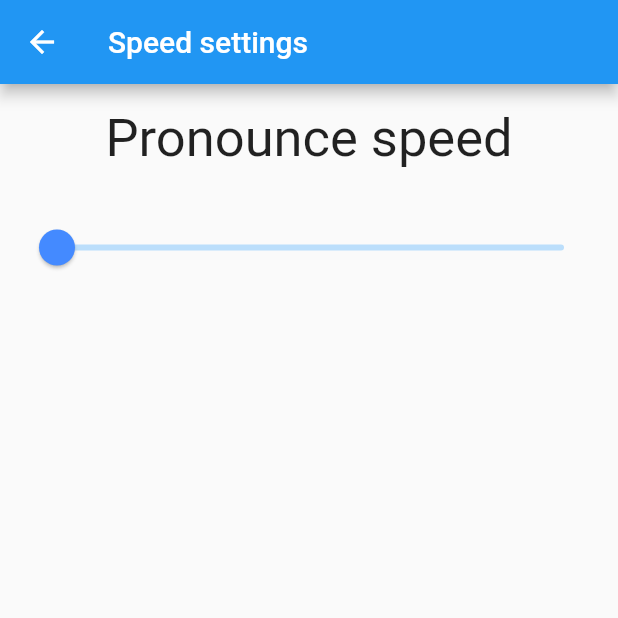
After one commit to KatazzaHack/owl, a Flutter app: the SpeedPage screen opened directly, on a phone screen of 412 x 824 dp, the top half of it. The commit adds this screen. Run offline on Flutter 3.47's test engine with Material 2 defaults, Android fonts, the phone set to English and light mode, and no system bars; our stand-ins replace auto_size_text, flutter_speed_dial, flutter_tts, permission_handler, settings_ui, shared_preferences and 2 more; missing offline and left inert: clipboard_manager, edit_distance, f_logs, flutter_document_picker, soundpool; accounts and stored records are empty.

Commit message:
speed bar

```diff
--- a/lib/const_variables.dart
+++ b/lib/const_variables.dart
@@ -6,6 +6,7 @@ class ConstVariables {
   static String current_dictionary_id = "CurrentDictionaryName";
   static String original_language = "OriginalLanguage";
   static String translate_language = "TranslateLanguage";
+  static String speed_id = "CurrentPronounceSpeed";
 
   static Map<SupportedLanguage, String> supported_locales = {
     SupportedLanguage.English: "en_US",
--- a/lib/settings/setting_model.dart
+++ b/lib/settings/setting_model.dart
@@ -1,12 +1,36 @@
 import 'package:flutter/material.dart';
+import 'package:shared_preferences/shared_preferences.dart';
+import 'package:owl/const_variables.dart';
 
 class SettingsModel extends ChangeNotifier {
 
-  int _speedLimit;
+  int _speedLimit = 1;
   int get speedLimit => _speedLimit;
 
   void setSpeedLimit(int newSpeed) {
     _speedLimit = newSpeed;
+    _updateSpeedInPreferences(newSpeed);
+    notifyListeners();
+  }
+
+  void perhapsInit() async {
+    int iValue = await _getSpeed();
+    _speedLimit = iValue;
     notifyListeners();
   }
 }
+
+void _updateSpeedInPreferences(int newSpeed) async {
+  SharedPreferences prefs = await SharedPreferences.getInstance();
+  prefs.setInt(ConstVariables.speed_id, newSpeed);
+}
+
+Future<int> _getSpeed() async {
+  SharedPreferences prefs = await SharedPreferences.getInstance();
+  if (!prefs.containsKey(ConstVariables.speed_id)) {
+    prefs.setInt(ConstVariables.speed_id, 2);
+    return 2;
+  } else {
+    return prefs.getInt(ConstVariables.speed_id);
+  }
+}
--- a/lib/settings/settings_bar.dart
+++ b/lib/settings/settings_bar.dart
@@ -3,8 +3,9 @@ import 'package:owl/const_variables.dart';
 import 'package:provider/provider.dart';
 import 'package:settings_ui/settings_ui.dart';
 import 'package:owl/settings/setting_model.dart';
-import 'package:owl/log_page.dart';
+import 'package:owl/settings/log_page.dart';
 import 'package:url_launcher/url_launcher.dart';
+import 'package:owl/settings/speed_page.dart';
 
 class SettingsPage extends StatefulWidget {
   SettingsPage({Key key}) : super(key: key);
@@ -14,6 +15,11 @@ class SettingsPage extends StatefulWidget {
 }
 
 class _SettingsPageState extends State<SettingsPage> {
+
+  void _onItemTapped() {
+    Provider.of<SettingsModel>(context, listen: false).perhapsInit();
+  }
+
   @override
   Widget build(BuildContext context) {
     return Consumer<SettingsModel>(
@@ -29,6 +35,16 @@ class _SettingsPageState extends State<SettingsPage> {
                     title: 'Send Feedback',
                     leading: Icon(Icons.feedback),
                     onTap: _launchURL,
+                  ),
+                  SettingsTile(
+                    title: 'Speed',
+                    leading: Icon(Icons.timer),
+                    onTap: () {
+                      _onItemTapped();
+                      Navigator.push(context, MaterialPageRoute(builder: (_) {
+                        return SpeedPage();
+                      }));
+                    },
                   ),
                   SettingsTile(
                     title: 'Logs',
--- /dev/null
+++ b/lib/settings/speed_page.dart
@@ -0,0 +1,77 @@
+import 'package:flutter/material.dart';
+import 'package:owl/settings/setting_model.dart';
+import 'package:provider/provider.dart';
+
+class SpeedPage extends StatefulWidget {
+  @override
+  _SpeedPageState createState() => _SpeedPageState();
+}
+
+class _SpeedPageState extends State<SpeedPage> {
+  void _onItemTapped(int speed) {
+    Provider.of<SettingsModel>(context, listen: false).setSpeedLimit(speed);
+  }
+
+  @override
+  Widget build(BuildContext context) {
+    return Consumer<SettingsModel>(
+      builder: (context, settingsModel, child) {
+        assert(settingsModel != null);
+        double _speed = settingsModel.speedLimit + 0.0;
+        return Scaffold(
+            appBar: AppBar(title: Text('Speed settings')),
+            body: Padding(
+              padding: const EdgeInsets.all(8.0),
+              child: Column(
+                children: <Widget>[
+                  Padding(
+                    padding: const EdgeInsets.fromLTRB(8.0, 8.0, 8.0, 24.0),
+                    child: Text("Pronounce speed", style: TextStyle(fontSize: 35), ),
+                  ),
+                  SliderTheme(
+                    data: SliderTheme.of(context).copyWith(
+                      activeTrackColor: Colors.blue[700],
+                      inactiveTrackColor: Colors.blue[100],
+                      trackShape: RoundedRectSliderTrackShape(),
+                      trackHeight: 4.0,
+                      thumbShape: RoundSliderThumbShape(enabledThumbRadius: 12.0),
+                      thumbColor: Colors.blueAccent,
+                      overlayColor: Colors.blue.withAlpha(32),
+                      overlayShape: RoundSliderOverlayShape(overlayRadius: 28.0),
+                      tickMarkShape: RoundSliderTickMarkShape(),
+                      activeTickMarkColor: Colors.blue[700],
+                      inactiveTickMarkColor: Colors.blue[100],
+                      valueIndicatorShape: PaddleSliderValueIndicatorShape(),
+                      valueIndicatorColor: Colors.blueAccent,
+                      valueIndicatorTextStyle: TextStyle(
+                        color: Colors.white,
+                      ),
+                    ),
+                    child: Slider(
+                      value: _speed,
+                      min: 1,
+                      max: 5,
+                      divisions: 4,
+                      label: _slider_label(_speed),
+                      onChanged: (value) {
+                        setState(
+                          () {
+                            _speed = value;
+                            _onItemTapped(_speed.round());
+                          },
+                        );
+                      },
+                    ),
+                  ),
+                ],
+              ),
+            ));
+      },
+    );
+  }
+
+  String _slider_label(double value) {
+    int iValue = value.round();
+    return "$iValue s";
+  }
+}
--- a/lib/start_page/start_page.dart
+++ b/lib/start_page/start_page.dart
@@ -4,7 +4,7 @@ import 'package:owl/stop_page.dart';
 import 'package:owl/dictionary/dictionary_selection_page.dart';
 import 'package:permission_handler/permission_handler.dart';
 import 'package:owl/database/common_helper.dart';
-import 'package:owl/log_page.dart';
+import 'package:owl/settings/log_page.dart';
 import 'package:owl/start_page/training_mod_bar.dart';
 
 class StartPage extends StatelessWidget {
--- a/lib/stop_page.dart
+++ b/lib/stop_page.dart
@@ -1,7 +1,6 @@
 import 'package:flutter/cupertino.dart';
 import 'package:flutter/material.dart';
 import 'package:soundpool/soundpool.dart';
-import 'package:flutter/services.dart';
 import 'package:auto_size_text/auto_size_text.dart';
 import 'package:owl/database/words_helper.dart';
 import 'package:shared_preferences/shared_preferences.dart';
@@ -24,7 +23,8 @@ class _StopPage extends State<StopPage> {
   WordScheduler wl = WordScheduler.instance;
   Soundpool pool = Soundpool(streamType: StreamType.notification);
 
-  final StreamController<WordWithResult> _streamController = StreamController<WordWithResult>();
+  final StreamController<WordWithResult> _streamController =
+      StreamController<WordWithResult>();
 
   @override
   void initState() {
@@ -40,6 +40,10 @@ class _StopPage extends State<StopPage> {
           prefs.getString(ConstVariables.original_language)];
       SupportedLanguage lTranslate = ConstVariables.reverse_human_languages[
           prefs.getString(ConstVariables.translate_language)];
+      if (!prefs.containsKey(ConstVariables.speed_id)) {
+        prefs.setInt(ConstVariables.speed_id, 2);
+      }
+      int _speed = prefs.getInt(ConstVariables.speed_id);
       List<String> languages = [
         ConstVariables.supported_languages[lOriginal],
         ConstVariables.supported_languages[lTranslate]
@@ -65,7 +69,7 @@ class _StopPage extends State<StopPage> {
         if (Settings().practiceMod) {
           print("Waiting for user input...");
           String parsedWords =
-              await SttHelper().listen(locales[targetLanguageIndex]);
+              await SttHelper().listen(locales[targetLanguageIndex], _speed);
           // Wait till user is suggested translation.
           print("Finished waiting for user input, parsed words are " +
               parsedWords);
@@ -93,7 +97,7 @@ class _StopPage extends State<StopPage> {
             await TtsHelper().say("bad", "en-US");
           }
         } else {
-          await new Future.delayed(const Duration(seconds : 2));
+          await new Future.delayed(Duration(seconds: _speed));
         }
         String correctTranslation = wl.getNextTranslation();
         yield WordWithResult(
@@ -118,7 +122,8 @@ class _StopPage extends State<StopPage> {
   Widget build(BuildContext context) {
     return StreamBuilder<WordWithResult>(
         stream: _streamController.stream,
-        builder: (BuildContext context, AsyncSnapshot<WordWithResult> snapshot) {
+        builder:
+            (BuildContext context, AsyncSnapshot<WordWithResult> snapshot) {
           if (snapshot.hasData) {
             return Scaffold(
                 body: Container(
@@ -126,26 +131,23 @@ class _StopPage extends State<StopPage> {
               child: Column(
                   mainAxisAlignment: MainAxisAlignment.spaceEvenly,
                   children: [
-                          Spacer (flex:1),
-                          Expanded (
+                    Spacer(flex: 1),
+                    Expanded(
                       flex: 1,
-                            child:
-                                Center(
+                      child: Center(
                         child: Padding(
                             padding: EdgeInsets.all(16.0),
                             child: AutoSizeText("${snapshot.data.text}",
                                 style: TextStyle(
                                   fontSize: 100,
-                                      color: getColorFromWordResult(
-                                          snapshot.data),
+                                  color: getColorFromWordResult(snapshot.data),
                                 ),
                                 maxLines: 1)),
                       ),
                     ),
-                          Expanded (
+                    Expanded(
                       flex: 1,
-                            child:
-                              SizedBox(
+                      child: SizedBox(
                           width: MediaQuery.of(context).size.width * 0.2,
                           height: MediaQuery.of(context).size.height * 0.2,
                           child: RaisedButton(
@@ -163,9 +165,8 @@ class _StopPage extends State<StopPage> {
                                 maxLines: 1,
                               ))),
                     ),
-                          Spacer (flex:1),
+                    Spacer(flex: 1),
                   ]),
-
             ));
           } else {
             return CircularProgressIndicator();
@@ -173,6 +174,7 @@ class _StopPage extends State<StopPage> {
         });
   }
 }
+
 class WordWithResult {
   bool isTranslation = false;
   String text = "";
@@ -181,12 +183,7 @@ class WordWithResult {
   WordWithResult(this.isTranslation, this.text, this.listeningResult);
 }
 
-enum ListeningResult {
-  bad,
-  medium,
-  perfect,
-  undefined
-}
+enum ListeningResult { bad, medium, perfect, undefined }
 
 Color getColorFromWordResult(WordWithResult wordWithResult) {
   if (wordWithResult.isTranslation) {
@@ -203,7 +200,6 @@ Color getColorFromWordResult(WordWithResult wordWithResult) {
   }
   return Colors.black;
 }
-
 
 ListeningResult convertQualityToResult(int quality) {
   switch (quality) {
--- a/lib/stt/stt_helper.dart
+++ b/lib/stt/stt_helper.dart
@@ -3,6 +3,8 @@ import 'dart:async';
 import 'package:speech_to_text/speech_recognition_error.dart';
 import 'package:speech_to_text/speech_recognition_result.dart';
 import 'package:speech_to_text/speech_to_text.dart' as stt;
+import 'package:owl/const_variables.dart';
+import 'package:shared_preferences/shared_preferences.dart';
 
 class SttState {
   static stt.SpeechToText speech;
@@ -49,14 +51,14 @@ class SttHelper {
 
   SttState _sttState;
 
-  Future<String> listen(String locale) async {
+  Future<String> listen(String locale, int speed) async {
     _sttState = await _state.sttState;
     SttState.speech.errorListener = errorListener;
     print("Start listening in locale " + locale + "...");
     SttState.speech.listen(
         onResult: resultListener,
         localeId: locale,
-        listenFor: new Duration(seconds: 5));
+        listenFor: new Duration(seconds: speed));
     print("Starting waiting for input");
     _sttState.completer = Completer<String>();
     return _sttState.completer.future;
```
Also changed, not shown: lib/settings/log_page.dart (renamed from lib/log_page.dart). Lines whose indentation alone changed are shown as unchanged.
